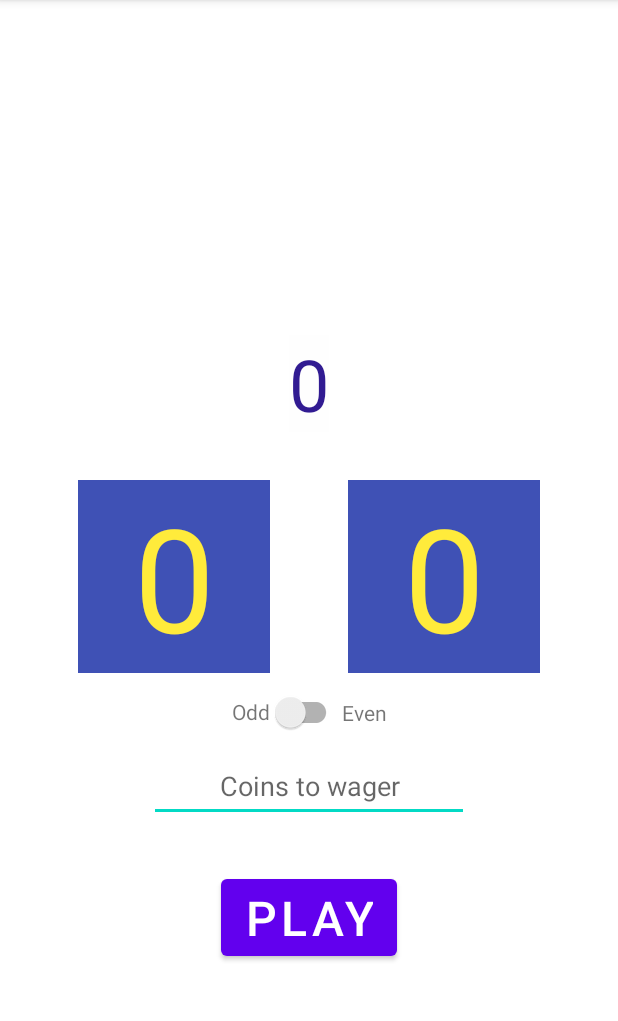
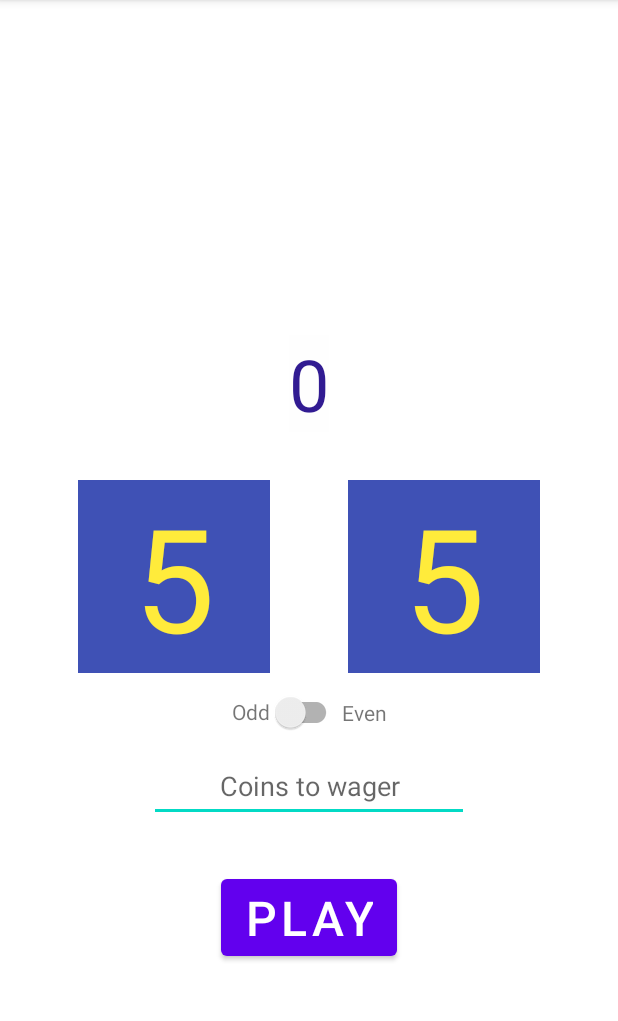
Before and after one commit to swaroopjcse/chohan, an Android app: the screen it shows after launch (MainActivity), after a tap on "PLAY", on a phone screen of 412 x 824 dp, the part 84-1105 px from its top. Run offline under Robolectric (Android 15) with nearby library versions, the phone set to English and light mode, and no system bars; 1 statement that could not run was skipped.

Commit message:
Add basic functionality

```diff
--- a/app/src/main/java/yeb/dicegame/Die.java
+++ b/app/src/main/java/yeb/dicegame/Die.java
@@ -3,8 +3,8 @@ package yeb.dicegame;
 import java.util.Random;
 
 public class Die {
-    Random rng;
-    int value;
+    private final Random rng;
+    private int value;
 
     public Die() {
         rng = new Random();
--- a/app/src/main/java/yeb/dicegame/MainActivity.java
+++ b/app/src/main/java/yeb/dicegame/MainActivity.java
@@ -1,18 +1,23 @@
 package yeb.dicegame;
 
+import androidx.annotation.NonNull;
 import androidx.appcompat.app.AppCompatActivity;
+import androidx.appcompat.widget.SwitchCompat;
 
 import android.os.Bundle;
 import android.widget.Button;
 import android.widget.EditText;
 import android.widget.TextView;
 
+import java.util.Locale;
+
 public class MainActivity extends AppCompatActivity {
     TextView txtD1, txtD2;
     TextView txtCoins;
     Button btnPlay;
-    int coins;
     Die d1, d2;
+    private SwitchCompat switchOddEven;
+    private EditText editWager;
 
     @Override
     protected void onCreate(Bundle savedInstanceState) {
@@ -24,28 +29,55 @@ public class MainActivity extends AppCompatActivity {
         txtD2 = findViewById(R.id.txt_d2);
         txtCoins = findViewById(R.id.txt_coins);
 
+        switchOddEven = findViewById(R.id.switch_odd_even);
+        editWager = findViewById(R.id.edit_wager);
+
+        d1 = new Die();
+        d2 = new Die();
+
         btnPlay.setOnClickListener(v -> {
-            EditText editWager = findViewById(R.id.edit_wager);
-            int wager = getIntFromEditText(editWager);
-
             d1.roll();
             d2.roll();
 
-            calculateCoins();
-            updateUI();
+            int newCoins = calculateCoins(txtCoins, editWager, switchOddEven);
+            updateUI(newCoins);
         });
     }
 
 
-    private void calculateCoins() {
+    private int calculateCoins(TextView txtCoins, EditText editWager, @NonNull SwitchCompat switchOddEven) {
+        int coins = getIntFromTextView(txtCoins);
+        int wager = getIntFromTextView(editWager);
+        boolean betForEven = switchOddEven.isChecked();
 
+        int diceSum = d1.value() + d2.value();
+
+        if (betForEven && isEven(diceSum)) {
+            coins += wager;
+        } else if (!betForEven && !isEven(diceSum)) {
+            coins += wager;
+        } else {
+            coins -= wager;
+        }
+        return coins;
     }
 
-    private void updateUI() {
+    private boolean isEven(int num) {
+        return num % 2 == 0;
     }
 
-    private int getIntFromEditText(EditText editText) {
-        String inputString = editText.getText().toString();
+    private void updateUI(int newCoins) {
+        showIntOnATextView(txtD1, d1.value());
+        showIntOnATextView(txtD2, d2.value());
+        showIntOnATextView(txtCoins, newCoins);
+    }
+
+    private void showIntOnATextView(@NonNull TextView txtView, int num) {
+        txtView.setText(String.format(Locale.ENGLISH, "%d", num));
+    }
+
+    private int getIntFromTextView(@NonNull TextView txt) {
+        String inputString = txt.getText().toString().trim();
         return Integer.parseInt(inputString);
     }
 }
--- a/app/src/main/res/layout/activity_main.xml
+++ b/app/src/main/res/layout/activity_main.xml
@@ -86,14 +86,14 @@
         android:layout_height="wrap_content"
         android:layout_marginTop="16dp"
         android:text="@string/odd"
-        app:layout_constraintEnd_toStartOf="@+id/switch1"
+        app:layout_constraintEnd_toStartOf="@+id/switch_odd_even"
         app:layout_constraintHorizontal_bias="0.5"
         app:layout_constraintHorizontal_chainStyle="packed"
         app:layout_constraintStart_toStartOf="parent"
         app:layout_constraintTop_toBottomOf="@+id/txt_d1" />
 
     <androidx.appcompat.widget.SwitchCompat
-        android:id="@+id/switch1"
+        android:id="@+id/switch_odd_even"
         android:layout_width="wrap_content"
         android:layout_height="wrap_content"
         android:minHeight="48dp"
@@ -109,10 +109,10 @@
         android:layout_width="wrap_content"
         android:layout_height="wrap_content"
         android:text="@string/even"
-        app:layout_constraintBottom_toBottomOf="@+id/switch1"
+        app:layout_constraintBottom_toBottomOf="@+id/switch_odd_even"
         app:layout_constraintEnd_toEndOf="parent"
         app:layout_constraintHorizontal_bias="0.5"
-        app:layout_constraintStart_toEndOf="@+id/switch1"
-        app:layout_constraintTop_toTopOf="@+id/switch1" />
+        app:layout_constraintStart_toEndOf="@+id/switch_odd_even"
+        app:layout_constraintTop_toTopOf="@+id/switch_odd_even" />
 
 </androidx.constraintlayout.widget.ConstraintLayout>
```
